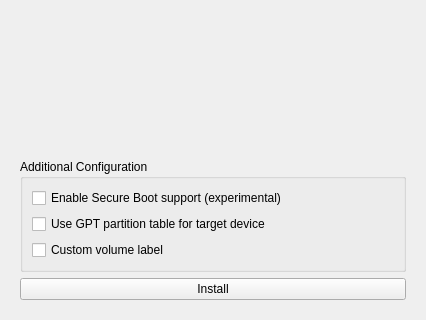
Above: src/widget.ui from alvarosamudio/deepin-ventoy-installer before the change; both pictures show x 0 to 426 and y 191 to 511 of the 426 by 511 pixel window. Below: the same form after it.
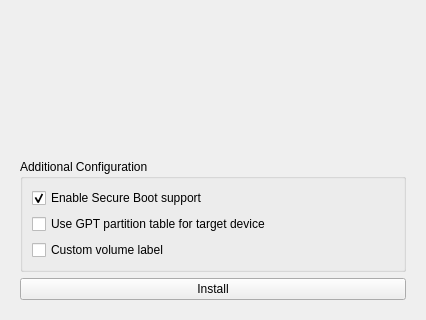
That is the form after the change. The open tabs and pages were chosen to show the change. Icons and pictures are not drawn. Custom widgets are drawn as their Qt base class.

Diff of the .ui file:
```diff
--- a/src/widget.ui
+++ b/src/widget.ui
@@ -283,8 +283,11 @@
          <layout class="QVBoxLayout" name="verticalLayout_2">
           <item>
            <widget class="QCheckBox" name="chkEnableSecureBoot">
+            <property name="checked">
+             <bool>true</bool>
+            </property>
             <property name="text">
-             <string>Enable Secure Boot support (experimental)</string>
+             <string>Enable Secure Boot support</string>
             </property>
            </widget>
           </item>
```
